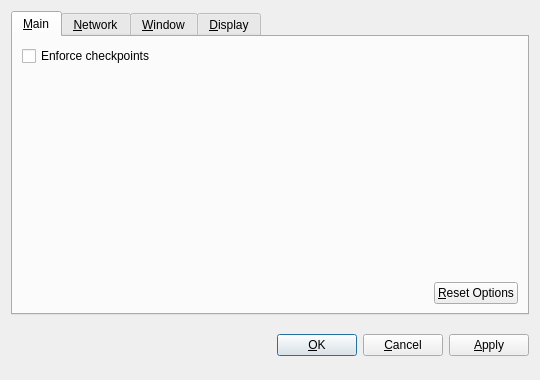
FastPeercoin/FastPeercoind, file src/qt/forms/optionsdialog.ui: the form before one commit.
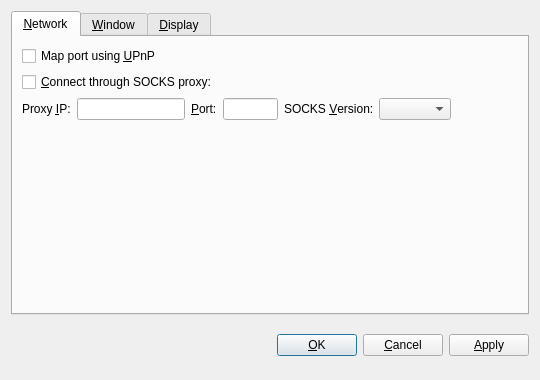
The form after the commit. Custom widgets are drawn as their Qt base class.

Commit message: Removing checkpoints.

Patch:
```diff
--- a/src/qt/forms/optionsdialog.ui
+++ b/src/qt/forms/optionsdialog.ui
@@ -25,66 +25,6 @@
      <property name="currentIndex">
       <number>0</number>
      </property>
-     <widget class="QWidget" name="tabMain">
-      <attribute name="title">
-       <string>&amp;Main</string>
-      </attribute>
-      <layout class="QVBoxLayout" name="verticalLayout_Main">
-       <item>
-        <widget class="QCheckBox" name="checkpointEnforce">
-         <property name="toolTip">
-          <string>Check this box to follow the centrally issued checkpoints.</string>
-         </property>
-         <property name="text">
-          <string>Enforce checkpoints</string>
-         </property>
-        </widget>
-       </item>
-       <item>
-        <spacer name="verticalSpacer_Main">
-         <property name="orientation">
-          <enum>Qt::Vertical</enum>
-         </property>
-         <property name="sizeHint" stdset="0">
-          <size>
-           <width>20</width>
-           <height>40</height>
-          </size>
-         </property>
-        </spacer>
-       </item>
-       <item>
-        <layout class="QHBoxLayout" name="horizontalLayout_2_Main">
-         <item>
-          <spacer name="horizontalSpacer_2_Main">
-           <property name="orientation">
-            <enum>Qt::Horizontal</enum>
-           </property>
-           <property name="sizeHint" stdset="0">
-            <size>
-             <width>40</width>
-             <height>20</height>
-            </size>
-           </property>
-          </spacer>
-         </item>
-         <item>
-          <widget class="QPushButton" name="resetButton">
-           <property name="toolTip">
-            <string>Reset all client options to default.</string>
-           </property>
-           <property name="text">
-            <string>&amp;Reset Options</string>
-           </property>
-           <property name="autoDefault">
-            <bool>false</bool>
-           </property>
-          </widget>
-         </item>
-        </layout>
-       </item>
-      </layout>
-     </widget>
      <widget class="QWidget" name="tabNetwork">
       <attribute name="title">
        <string>&amp;Network</string>
```
The commit also changes 30 other files.
